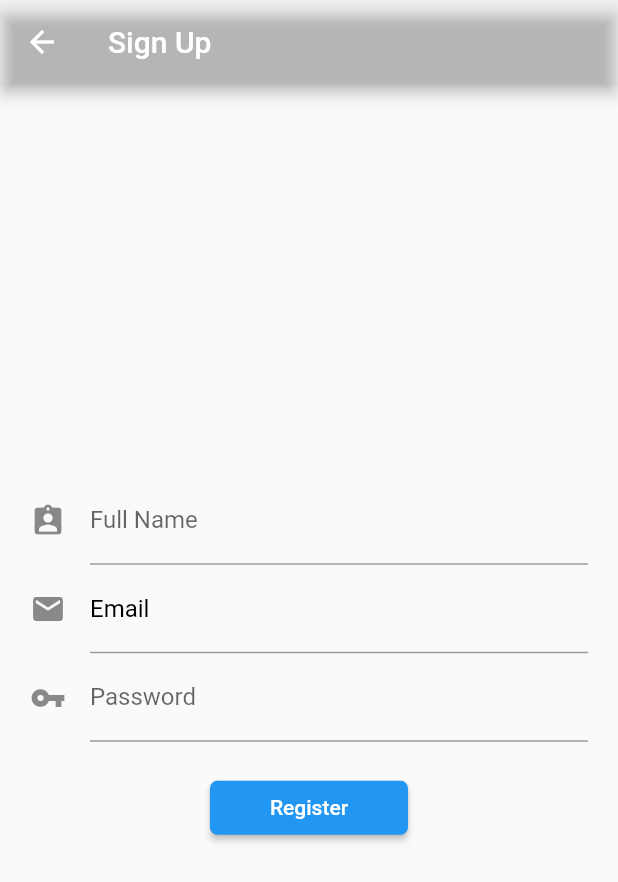
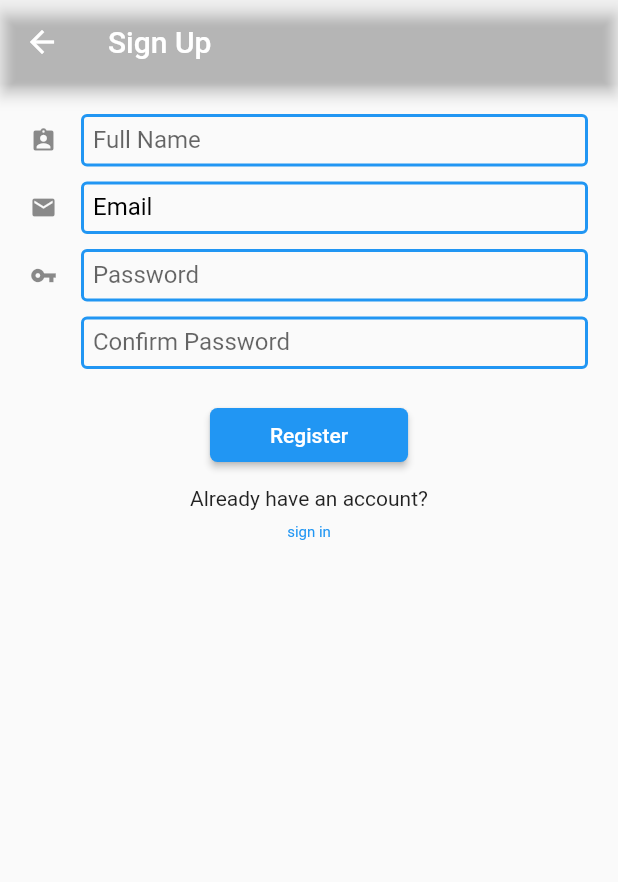
Before and after one commit to Leonrg17/Artic, a Flutter app: the SignupScreen screen opened by its route, on a phone screen of 412 x 824 dp. Shown: the top 882 px of the screen. Run offline on Flutter 3.47's test engine with Material 2 defaults, Android fonts, the phone set to English and light mode, and no system bars.

Commit message:
fixed formatting to match better and added back button

```diff
--- a/lib/screens/SignupPage.dart
+++ b/lib/screens/SignupPage.dart
@@ -12,11 +12,12 @@ class SignupScreen extends StatelessWidget {
     return
 
       Scaffold(
+        resizeToAvoidBottomInset: true,
         appBar: AppBar(
           backgroundColor: const Color(0xdbfbff),
           title: const Text('Sign Up'),
         ),
-        body: Padding(
+        body: SingleChildScrollView(
           padding: const EdgeInsets.all(20.0),
           child: Column(
             mainAxisAlignment: MainAxisAlignment.center,
@@ -25,17 +26,36 @@ class SignupScreen extends StatelessWidget {
                 data: Theme.of(context).copyWith(primaryColor: Colors.black),
                 child: const TextField(
                   decoration: InputDecoration(
+                      enabledBorder: OutlineInputBorder(
+                        borderSide: const BorderSide(
+                          color: Colors.blue,
+                          width: 2.0,
+                        ),
+                      ),
+                      isDense: true,
+                      contentPadding: EdgeInsets.all(8),
                       icon: Icon(Icons.assignment_ind),
                       hintText: 'Joe Mama',
                       labelText: 'Full Name'),
                   textAlign: TextAlign.center,
                 ),
               ),
+              SizedBox(
+                height: 10,
+              ),
               Theme(
                 data: Theme.of(context).copyWith(primaryColor: Colors.black),
                 child: const TextField(
                   keyboardType: TextInputType.emailAddress,
                   decoration: InputDecoration(
+                      enabledBorder: OutlineInputBorder(
+                        borderSide: const BorderSide(
+                          color: Colors.blue,
+                          width: 2.0,
+                        ),
+                      ),
+                      isDense: true,
+                      contentPadding: EdgeInsets.all(8),
                       hintText: 'example@email.com',
                       icon: Icon(Icons.email),
                       labelText: 'Email',
@@ -44,15 +64,50 @@ class SignupScreen extends StatelessWidget {
                   textAlign: TextAlign.center,
                 ),
               ),
+              SizedBox(
+                height: 10,
+              ),
               Theme(
                 data: Theme.of(context).copyWith(primaryColor: Colors.black),
                 child: const TextField(
                   obscureText: true,
                   decoration: InputDecoration(
+                      enabledBorder: OutlineInputBorder(
+                        borderSide: const BorderSide(
+                          color: Colors.blue,
+                          width: 2.0,
+                        ),
+                      ),
+                      isDense: true,
+                      contentPadding: EdgeInsets.all(8),
                       icon: Icon(Icons.vpn_key),
                       hintText: 'Password',
                       labelText: 'Password'),
                   textAlign: TextAlign.center,
+                ),
+              ),
+              SizedBox(
+                height: 10,
+              ),
+              Theme(
+                data: Theme.of(context).copyWith(primaryColor: Colors.black),
+                child: const TextField(
+                  obscureText: true,
+                  decoration: InputDecoration(
+                      enabledBorder: OutlineInputBorder(
+                        borderSide: const BorderSide(
+                          color: Colors.blue,
+                          width: 2.0,
+                        ),
+                      ),
+                      isDense: true,
+                      contentPadding: EdgeInsets.all(8),
+                      icon: Icon(null),
+                      hintText: 'Confirm Password',
+                      labelText: 'Confirm Password'),
+
+                  textAlign: TextAlign.center,
+
                 ),
               ),
               const SizedBox(
@@ -68,6 +123,29 @@ class SignupScreen extends StatelessWidget {
                 child: const Text('Register'),
                 onPressed: () {},
               ),
+              const SizedBox(
+                height: 10,
+              ),
+              Text('Already have an account?'),
+              SizedBox(
+                height:30,
+                child:
+                TextButton(
+                  style: TextButton.styleFrom(
+                    textStyle: const TextStyle(
+                      color: Colors.blue,
+                      fontSize: 10,
+                    ),
+                  ),
+
+                  onPressed: () {
+
+                  },
+                  child: const Text('sign in'),
+
+                ),
+              ),
+
             ],
           ),
         ),
--- a/lib/screens/main.dart
+++ b/lib/screens/main.dart
@@ -13,7 +13,7 @@ class Artic extends StatelessWidget {
   Widget build(BuildContext context) {
     return MaterialApp(
       home: const WelcomeScreen(),
-      initialRoute: WelcomeScreen.id,
+      initialRoute: SignupScreen.id,
       routes: {
         WelcomeScreen.id: (context) => WelcomeScreen(),
         LoginScreen.id: (context) => LoginScreen(),
```
